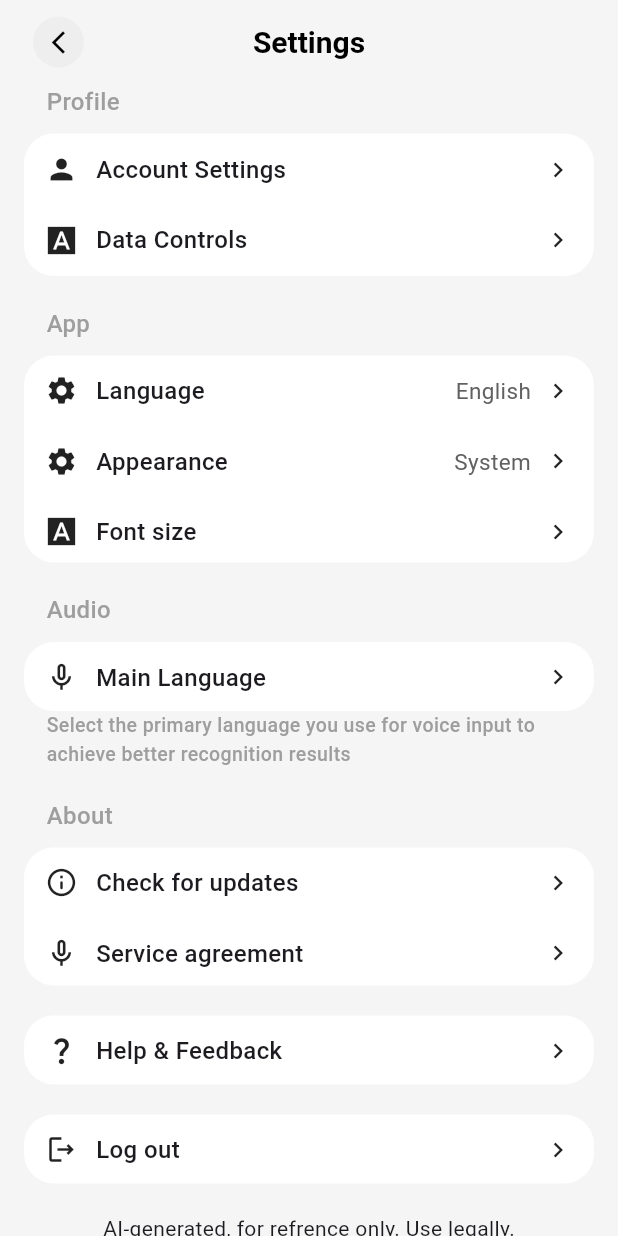
After one commit to zaibappdev/deepseek_clone_app, a Flutter app: the SettingScreen screen opened by its route, on a phone screen of 412 x 824 dp. The commit adds this screen. Run offline on Flutter 3.47's test engine with Material 3 defaults, Android fonts, the phone set to English and light mode, and no system bars; our stand-ins replace go_router.

Commit message:
home_screen

```diff
--- a/lib/features/home/home_screen.dart
+++ b/lib/features/home/home_screen.dart
@@ -1,4 +1,7 @@
+import 'package:deepseek_clone_app/routes/navigation_services.dart';
 import 'package:flutter/material.dart';
+
+import '../../routes/app_paths.dart';
 
 class HomeScreen extends StatefulWidget {
   const HomeScreen({super.key});
@@ -230,7 +233,9 @@ class _HomeScreenState extends State<HomeScreen>
 
                       // BOTTOM PROFILE ROW
                       GestureDetector(
-                        onTap: () {},
+                        onTap: () {
+                          NavigationServices.push(AppPaths.settings);
+                        },
                         child: Container(
                           height: 80,
                           padding: const EdgeInsets.symmetric(horizontal: 10),
--- a/lib/features/home/widgets/select_able_item.dart
+++ /dev/null
@@ -1,45 +0,0 @@
-import 'package:flutter/material.dart';
-
-class SelectAbleWidget extends StatelessWidget {
-  final String title;
-  final bool isSelected;
-  final VoidCallback onTap;
-  final bool openPage; // = true only for items that should open page 1
-
-  const SelectAbleWidget({
-    super.key,
-    required this.title,
-    required this.isSelected,
-    required this.onTap,
-    this.openPage = true,
-  });
-
-  @override
-  Widget build(BuildContext context) {
-    return GestureDetector(
-      behavior: HitTestBehavior.translucent,
-      onTap: openPage ? onTap : null, // Today/Tomorrow won't trigger page open
-      child: Container(
-        width: double.infinity,
-        padding: const EdgeInsets.symmetric(horizontal: 16, vertical: 12),
-        decoration: BoxDecoration(
-          color: isSelected ? const Color(0xFFE9F1FF) : Colors.transparent,
-          borderRadius: BorderRadius.circular(24),
-        ),
-        child: Row(
-          children: [
-            SizedBox(width: 4), // START spacing like your screenshot
-            Text(
-              title,
-              style: TextStyle(
-                fontSize: 16,
-                color: isSelected ? Colors.blue : Colors.black87,
-                fontWeight: isSelected ? FontWeight.w600 : FontWeight.w400,
-              ),
-            ),
-          ],
-        ),
-      ),
-    );
-  }
-}
--- /dev/null
+++ b/lib/features/setting/setting_screen.dart
@@ -0,0 +1,318 @@
+import 'package:deepseek_clone_app/features/setting/widgets/list_tile_one_widget.dart';
+import 'package:deepseek_clone_app/features/setting/widgets/list_tile_two_widget.dart';
+import 'package:flutter/material.dart';
+import '../../routes/app_paths.dart';
+import '../../routes/navigation_services.dart';
+
+class SettingScreen extends StatefulWidget {
+  const SettingScreen({super.key});
+
+  @override
+  State<SettingScreen> createState() => _SettingScreenState();
+}
+
+class _SettingScreenState extends State<SettingScreen> {
+  @override
+  Widget build(BuildContext context) {
+    return Scaffold(
+      backgroundColor: Colors.grey.shade100,
+
+      // App Bar
+      appBar: AppBar(
+        backgroundColor: Colors.grey.shade100,
+        automaticallyImplyLeading: false,
+        automaticallyImplyActions: false,
+        centerTitle: true,
+
+        // Leading Button
+        leading: Padding(
+          padding: const EdgeInsets.only(left: 22),
+          child: InkWell(
+            borderRadius: BorderRadius.circular(30),
+            onTap: () {
+              NavigationServices.go(AppPaths.home);
+            },
+            splashColor: Colors.transparent,
+            highlightColor: Colors.transparent,
+            child: Container(
+              height: 20,
+              width: 20,
+              decoration: BoxDecoration(
+                color: Colors.grey.shade200,
+                shape: BoxShape.circle,
+              ),
+              child: const Center(
+                child: Icon(
+                  Icons.arrow_back_ios_new_outlined,
+                  color: Colors.black,
+                  size: 18,
+                ),
+              ),
+            ),
+          ),
+        ),
+
+        // Text
+        title: Text(
+          "Settings",
+          style: TextStyle(
+            fontSize: 20,
+            color: Colors.black,
+            fontWeight: FontWeight.w600,
+          ),
+        ),
+      ),
+
+      // Body
+      body: Padding(
+        padding: const EdgeInsets.symmetric(horizontal: 16.0),
+        child: Column(
+          crossAxisAlignment: CrossAxisAlignment.start,
+          children: [
+            // Profile Section
+            Padding(
+              padding: const EdgeInsets.only(left: 15),
+              child: Text(
+                "Profile",
+                style: TextStyle(
+                  fontSize: 16,
+                  color: Colors.grey,
+                  fontWeight: FontWeight.w500,
+                ),
+              ),
+            ),
+
+            const SizedBox(height: 10),
+
+            Container(
+              height: 95,
+              width: double.infinity,
+              decoration: BoxDecoration(
+                color: Colors.white,
+                borderRadius: BorderRadius.circular(20),
+              ),
+              child: Column(
+                mainAxisAlignment: MainAxisAlignment.center,
+                children: [
+                  ListTileOneWidget(
+                    leadingIcon: Icons.person,
+                    title: "Account Settings",
+                    trailingIcon: Icons.chevron_right,
+                    onTap: () {},
+                  ),
+
+                  ListTileOneWidget(
+                    leadingIcon: Icons.font_download_sharp,
+                    title: "Data Controls",
+                    trailingIcon: Icons.chevron_right,
+                    onTap: () {},
+                  ),
+                ],
+              ),
+            ),
+
+            const SizedBox(height: 20),
+
+            // App Section
+            Padding(
+              padding: const EdgeInsets.only(left: 15),
+              child: Text(
+                "App",
+                style: TextStyle(
+                  fontSize: 16,
+                  color: Colors.grey,
+                  fontWeight: FontWeight.w500,
+                ),
+              ),
+            ),
+
+            const SizedBox(height: 10),
+
+            Container(
+              height: 138,
+              width: double.infinity,
+              decoration: BoxDecoration(
+                color: Colors.white,
+                borderRadius: BorderRadius.circular(20),
+              ),
+              child: Column(
+                mainAxisAlignment: MainAxisAlignment.center,
+                children: [
+                  ListTileTwoWidget(
+                    leadingIcon: Icons.settings,
+                    title: "Language",
+                    trailingText: "English",
+                    trailingIcon: Icons.chevron_right,
+                    onTap: () {},
+                  ),
+
+                  ListTileTwoWidget(
+                    leadingIcon: Icons.settings,
+                    title: "Appearance",
+                    trailingText: "System",
+                    trailingIcon: Icons.chevron_right,
+                    onTap: () {},
+                  ),
+
+                  ListTileOneWidget(
+                    leadingIcon: Icons.font_download_sharp,
+                    title: "Font size",
+                    trailingIcon: Icons.chevron_right,
+                    onTap: () {},
+                  ),
+
+                  // ListTile(
+                  //   leading: const Icon(Icons.person),
+                  //   title: const Text("Profile"),
+                  //   trailing: Icon(Icons.arrow_forward_ios_outlined),
+                  //   onTap: () {},
+                  // ),
+                ],
+              ),
+            ),
+
+            const SizedBox(height: 20),
+
+            // Audio Section
+            Padding(
+              padding: const EdgeInsets.only(left: 15),
+              child: Text(
+                "Audio",
+                style: TextStyle(
+                  fontSize: 16,
+                  color: Colors.grey,
+                  fontWeight: FontWeight.w500,
+                ),
+              ),
+            ),
+
+            const SizedBox(height: 10),
+
+            Container(
+              height: 46,
+              width: double.infinity,
+              decoration: BoxDecoration(
+                color: Colors.white,
+                borderRadius: BorderRadius.circular(20),
+              ),
+              child: Column(
+                mainAxisAlignment: MainAxisAlignment.center,
+                children: [
+                  ListTileOneWidget(
+                    leadingIcon: Icons.mic_none_outlined,
+                    title: "Main Language",
+                    trailingIcon: Icons.chevron_right,
+                    onTap: () {},
+                  ),
+                ],
+              ),
+            ),
+            Padding(
+              padding: const EdgeInsets.only(left: 15),
+              child: Text(
+                "Select the primary language you use for voice input to achieve better recognition results",
+                style: TextStyle(
+                  fontSize: 13,
+                  color: Colors.grey,
+                  fontWeight: FontWeight.w500,
+                ),
+              ),
+            ),
+
+            const SizedBox(height: 20),
+
+            // About Section
+            Padding(
+              padding: const EdgeInsets.only(left: 15),
+              child: Text(
+                "About",
+                style: TextStyle(
+                  fontSize: 16,
+                  color: Colors.grey,
+                  fontWeight: FontWeight.w500,
+                ),
+              ),
+            ),
+
+            const SizedBox(height: 10),
+
+            Container(
+              height: 92,
+              width: double.infinity,
+              decoration: BoxDecoration(
+                color: Colors.white,
+                borderRadius: BorderRadius.circular(20),
+              ),
+              child: Column(
+                mainAxisAlignment: MainAxisAlignment.center,
+                children: [
+                  ListTileOneWidget(
+                    leadingIcon: Icons.info_outline_rounded,
+                    title: "Check for updates",
+                    trailingIcon: Icons.chevron_right,
+                    onTap: () {},
+                  ),
+                  ListTileOneWidget(
+                    leadingIcon: Icons.mic_none_outlined,
+                    title: "Service agreement",
+                    trailingIcon: Icons.chevron_right,
+                    onTap: () {},
+                  ),
+                ],
+              ),
+            ),
+
+            const SizedBox(height: 20),
+
+            Container(
+              height: 46,
+              width: double.infinity,
+              decoration: BoxDecoration(
+                color: Colors.white,
+                borderRadius: BorderRadius.circular(20),
+              ),
+              child: Column(
+                mainAxisAlignment: MainAxisAlignment.center,
+                children: [
+                  ListTileOneWidget(
+                    leadingIcon: Icons.question_mark_outlined,
+                    title: "Help & Feedback",
+                    trailingIcon: Icons.chevron_right,
+                    onTap: () {},
+                  ),
+                ],
+              ),
+            ),
+
+            const SizedBox(height: 20),
+
+            Container(
+              height: 46,
+              width: double.infinity,
+              decoration: BoxDecoration(
+                color: Colors.white,
+                borderRadius: BorderRadius.circular(20),
+              ),
+              child: Column(
+                mainAxisAlignment: MainAxisAlignment.center,
+                children: [
+                  ListTileOneWidget(
+                    leadingIcon: Icons.logout_outlined,
+                    title: "Log out",
+                    trailingIcon: Icons.chevron_right,
+                    onTap: () {},
+                  ),
+                ],
+              ),
+            ),
+
+            SizedBox(height: 20),
+            Center(
+              child: Text("AI-generated, for refrence only. Use legally."),
+            ),
+          ],
+        ),
+      ),
+    );
+  }
+}
--- /dev/null
+++ b/lib/features/setting/widgets/list_tile_one_widget.dart
@@ -0,0 +1,57 @@
+import 'package:flutter/material.dart';
+
+class ListTileOneWidget extends StatefulWidget {
+  final IconData leadingIcon;
+  final String title;
+  final IconData trailingIcon;
+  final VoidCallback onTap;
+
+  const ListTileOneWidget({
+    super.key,
+    required this.leadingIcon,
+    required this.title,
+    required this.trailingIcon,
+    required this.onTap,
+  });
+
+  @override
+  State<ListTileOneWidget> createState() => _ListTileOneWidgetState();
+}
+
+class _ListTileOneWidgetState extends State<ListTileOneWidget> {
+  bool _isPressed = false;
+
+  @override
+  Widget build(BuildContext context) {
+    return GestureDetector(
+      onTapDown: (_) => setState(() => _isPressed = true),
+      onTapUp: (_) {
+        setState(() => _isPressed = false);
+        widget.onTap();
+      },
+      onTapCancel: () => setState(() => _isPressed = false),
+      child: AnimatedContainer(
+        duration: Duration(milliseconds: 700),
+        padding: const EdgeInsets.symmetric(vertical: 12, horizontal: 14),
+        decoration: BoxDecoration(
+          color: _isPressed ? Colors.grey[100] : Colors.transparent,
+          // tap color
+          borderRadius: BorderRadius.circular(20),
+        ),
+        child: Row(
+          children: [
+            Icon(widget.leadingIcon, size: 22),
+            SizedBox(width: 12),
+            Expanded(
+              child: Text(
+                widget.title,
+                style: TextStyle(fontSize: 16, fontWeight: FontWeight.w500),
+              ),
+            ),
+            Icon(widget.trailingIcon, size: 20),
+          ],
+        ),
+      ),
+    );
+  }
+}
--- /dev/null
+++ b/lib/features/setting/widgets/list_tile_two_widget.dart
@@ -0,0 +1,64 @@
+import 'package:flutter/material.dart';
+
+class ListTileTwoWidget extends StatefulWidget {
+  final IconData leadingIcon;
+  final String title;
+  final String trailingText;
+  final IconData trailingIcon;
+  final VoidCallback onTap;
+
+  const ListTileTwoWidget({
+    super.key,
+    required this.leadingIcon,
+    required this.title,
+    required this.trailingText,
+    required this.trailingIcon,
+    required this.onTap,
+  });
+
+  @override
+  State<ListTileTwoWidget> createState() => _ListTileTwoWidgetState();
+}
+
+class _ListTileTwoWidgetState extends State<ListTileTwoWidget> {
+  bool _isPressed = false;
+
+  @override
+  Widget build(BuildContext context) {
+    return GestureDetector(
+      onTapDown: (_) => setState(() => _isPressed = true),
+      onTapUp: (_) {
+        setState(() => _isPressed = false);
+        widget.onTap();
+      },
+      onTapCancel: () => setState(() => _isPressed = false),
+      child: AnimatedContainer(
+        duration: Duration(milliseconds: 700),
+        padding: const EdgeInsets.symmetric(vertical: 12, horizontal: 14),
+        decoration: BoxDecoration(
+          color: _isPressed ? Colors.grey[100] : Colors.transparent,
+          // tap color
+          borderRadius: BorderRadius.circular(20),
+        ),
+        child: Row(
+          children: [
+            Icon(widget.leadingIcon, size: 22),
+            SizedBox(width: 12),
+            Expanded(
+              child: Text(
+                widget.title,
+                style: TextStyle(fontSize: 16, fontWeight: FontWeight.w500),
+              ),
+            ),
+            Text(
+              widget.trailingText,
+              style: TextStyle(fontSize: 15, color: Colors.grey[700]),
+            ),
+            SizedBox(width: 8),
+            Icon(widget.trailingIcon, size: 20),
+          ],
+        ),
+      ),
+    );
+  }
+}
--- a/lib/routes/app_routes.dart
+++ b/lib/routes/app_routes.dart
@@ -1,4 +1,5 @@
 import 'package:deepseek_clone_app/features/home/home_screen.dart';
+import 'package:deepseek_clone_app/features/setting/setting_screen.dart';
 import 'package:go_router/go_router.dart';
 import '../features/authentication/sign_in/sign_in_screen.dart';
 import '../features/authentication/sign_up/sign_up_screen.dart';
@@ -34,6 +35,12 @@ class AppRoutes {
         pageBuilder: (context, state) =>
             NavigationServices.slideFromRight(const HomeScreen(), state),
       ),
+
+      GoRoute(
+        path: AppPaths.settings,
+        pageBuilder: (context, state) =>
+            NavigationServices.slideFromRight(const SettingScreen(), state),
+      ),
     ],
   );
 }
```
